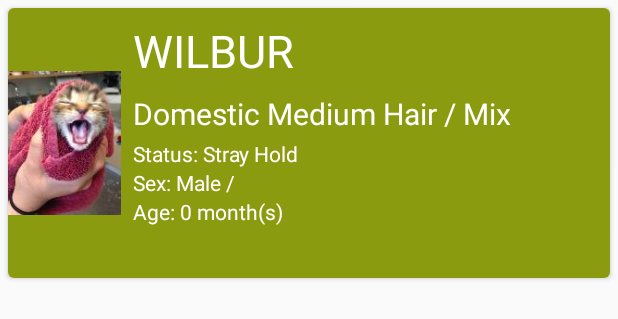
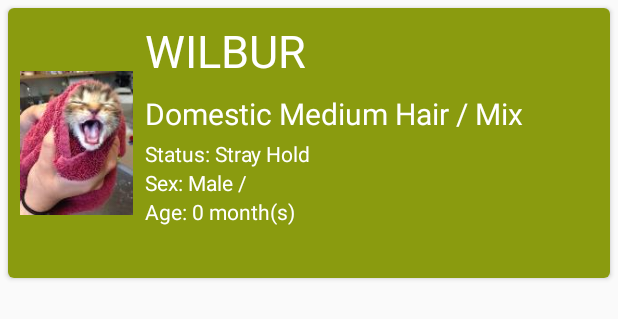
Before and after one commit to TBVanderley4545/Watauga_Humane_Society, an Android app: the layout animal_list_card.xml on its own in the app's theme, with its tools: preview values and no code run, on a phone screen of 412 x 824 dp. Shown: the top 319 px of the screen. Run offline under Robolectric (Android 15) with nearby library versions, the phone set to English and light mode, and no system bars.

Commit message:
| Changed margin for imageView |

```diff
--- a/app/src/main/res/layout/animal_list_card.xml
+++ b/app/src/main/res/layout/animal_list_card.xml
@@ -19,6 +19,7 @@
             android:layout_width="75dp"
             android:layout_height="105dp"
             android:layout_marginRight="8dp"
+            android:layout_marginLeft="8dp"
             android:layout_centerVertical="true"
             tools:src="@drawable/wilbur"/>
 
```
